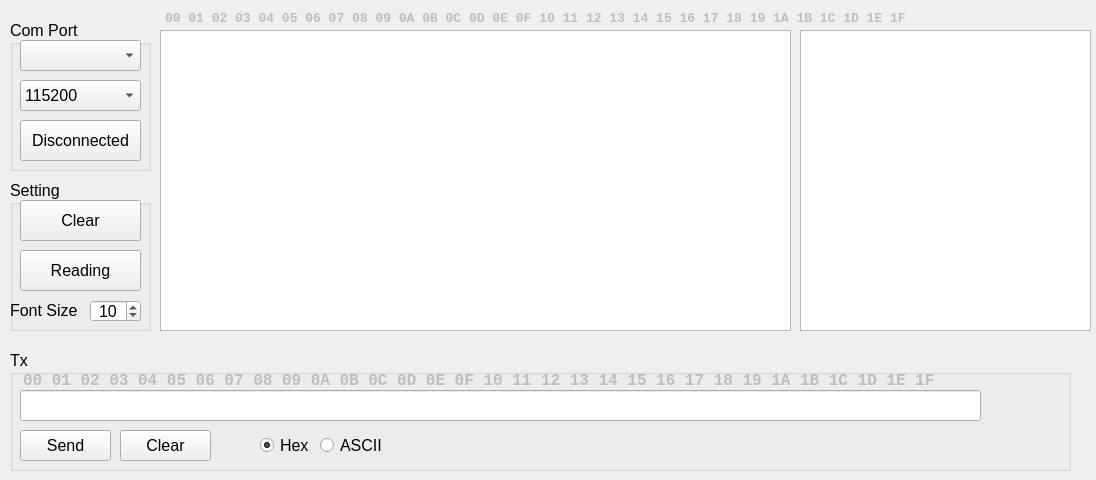
Before: the Qt Designer form comport.ui in maticchiu/ComPort, drawn with Qt 5.
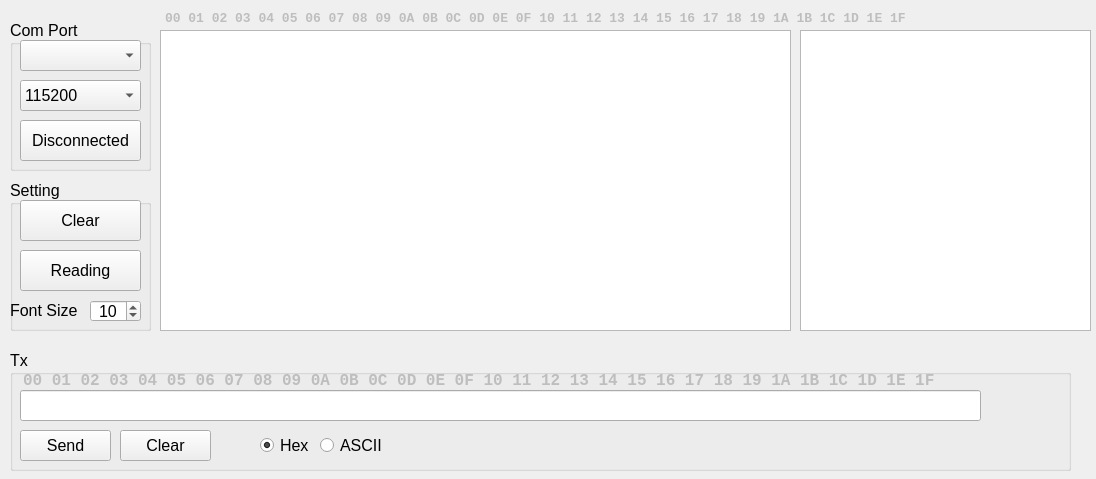
After: the same form once the commit is applied.

Commit message: comport_main.py  - uart reads 200 chars once  - use hex/ascii radiobutton to toggle textEdit  - there is a little bit different according to radiobutton checked

Patch:
```diff
--- a/comport.ui
+++ b/comport.ui
@@ -7,7 +7,7 @@
     <x>0</x>
     <y>0</y>
     <width>1096</width>
-    <height>480</height>
+    <height>479</height>
    </rect>
   </property>
   <property name="sizePolicy">
```
The commit also changes 2 other files.
